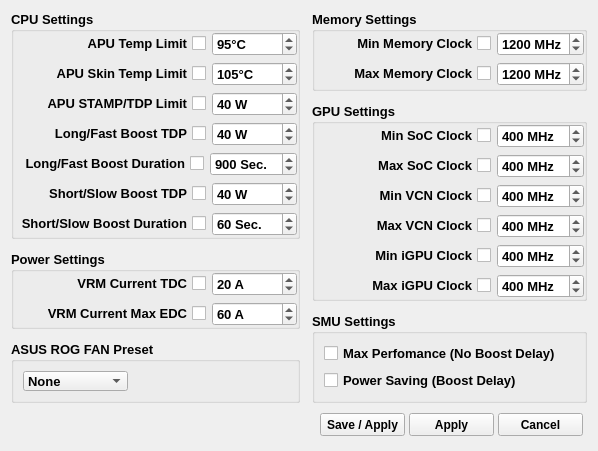
This is CtrlAPUForm.ui in xodj/RyzenAdjCtrl as Qt 5 draws it before an edit. The edited form follows.
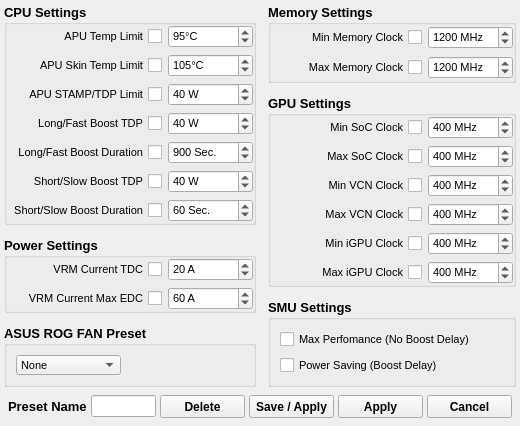
This is the edited form.

Commit message:
0.3.2.433 - Dynamic presets
 - add dynamic presets
 - bug fixes

```diff
--- a/CtrlAPUForm.ui
+++ b/CtrlAPUForm.ui
@@ -6,8 +6,8 @@
    <rect>
     <x>0</x>
     <y>0</y>
-    <width>598</width>
-    <height>427</height>
+    <width>520</width>
+    <height>395</height>
    </rect>
   </property>
   <property name="minimumSize">
@@ -23,6 +23,21 @@
    <string notr="true"/>
   </property>
   <layout class="QVBoxLayout" name="verticalLayout_9">
+   <property name="spacing">
+    <number>4</number>
+   </property>
+   <property name="leftMargin">
+    <number>4</number>
+   </property>
+   <property name="topMargin">
+    <number>4</number>
+   </property>
+   <property name="rightMargin">
+    <number>4</number>
+   </property>
+   <property name="bottomMargin">
+    <number>4</number>
+   </property>
    <item>
     <layout class="QHBoxLayout" name="horizontalLayout_3">
      <property name="spacing">
@@ -87,6 +102,13 @@
                 <height>20</height>
                </size>
               </property>
+              <property name="font">
+               <font>
+                <pointsize>8</pointsize>
+                <weight>50</weight>
+                <bold>false</bold>
+               </font>
+              </property>
               <property name="layoutDirection">
                <enum>Qt::RightToLeft</enum>
               </property>
@@ -109,6 +131,13 @@
                 <height>0</height>
                </size>
               </property>
+              <property name="font">
+               <font>
+                <pointsize>8</pointsize>
+                <weight>50</weight>
+                <bold>false</bold>
+               </font>
+              </property>
               <property name="styleSheet">
                <string notr="true"/>
               </property>
@@ -157,6 +186,13 @@
                 <height>20</height>
                </size>
               </property>
+              <property name="font">
+               <font>
+                <pointsize>8</pointsize>
+                <weight>50</weight>
+                <bold>false</bold>
+               </font>
+              </property>
               <property name="layoutDirection">
                <enum>Qt::RightToLeft</enum>
               </property>
@@ -179,6 +215,13 @@
                 <height>0</height>
                </size>
               </property>
+              <property name="font">
+               <font>
+                <pointsize>8</pointsize>
+                <weight>50</weight>
+                <bold>false</bold>
+               </font>
+              </property>
               <property name="suffix">
                <string>°C</string>
               </property>
@@ -224,6 +267,13 @@
                 <height>20</height>
                </size>
               </property>
+              <property name="font">
+               <font>
+                <pointsize>8</pointsize>
+                <weight>50</weight>
+                <bold>false</bold>
+               </font>
+              </property>
               <property name="layoutDirection">
                <enum>Qt::RightToLeft</enum>
               </property>
@@ -246,6 +296,13 @@
                 <height>0</height>
                </size>
               </property>
+              <property name="font">
+               <font>
+                <pointsize>8</pointsize>
+                <weight>50</weight>
+                <bold>false</bold>
+               </font>
+              </property>
               <property name="suffix">
                <string> W</string>
               </property>
@@ -291,6 +348,13 @@
                 <height>20</height>
                </size>
               </property>
+              <property name="font">
+               <font>
+                <pointsize>8</pointsize>
+                <weight>50</weight>
+                <bold>false</bold>
+               </font>
+              </property>
               <property name="layoutDirection">
                <enum>Qt::RightToLeft</enum>
               </property>
@@ -313,6 +377,13 @@
                 <height>0</height>
                </size>
               </property>
+              <property name="font">
+               <font>
+                <pointsize>8</pointsize>
+                <weight>50</weight>
+                <bold>false</bold>
+               </font>
+              </property>
               <property name="suffix">
                <string> W</string>
               </property>
@@ -358,6 +429,13 @@
                 <height>20</height>
                </size>
               </property>
+              <property name="font">
+               <font>
+                <pointsize>8</pointsize>
+                <weight>50</weight>
+                <bold>false</bold>
+               </font>
+              </property>
               <property name="layoutDirection">
                <enum>Qt::RightToLeft</enum>
               </property>
@@ -380,6 +458,13 @@
                 <height>0</height>
                </size>
               </property>
+              <property name="font">
+               <font>
+                <pointsize>8</pointsize>
+                <weight>50</weight>
+                <bold>false</bold>
+               </font>
+              </property>
               <property name="suffix">
                <string> Sec.</string>
               </property>
@@ -425,6 +510,13 @@
                 <height>20</height>
                </size>
               </property>
+              <property name="font">
+               <font>
+                <pointsize>8</pointsize>
+                <weight>50</weight>
+                <bold>false</bold>
+               </font>
+              </property>
               <property name="layoutDirection">
                <enum>Qt::RightToLeft</enum>
               </property>
@@ -447,6 +539,13 @@
                 <height>0</height>
                </size>
               </property>
+              <property name="font">
+               <font>
+                <pointsize>8</pointsize>
+                <weight>50</weight>
+                <bold>false</bold>
+               </font>
+              </property>
               <property name="suffix">
                <string> W</string>
               </property>
@@ -492,6 +591,13 @@
                 <height>20</height>
                </size>
               </property>
+              <property name="font">
+               <font>
+                <pointsize>8</pointsize>
+                <weight>50</weight>
+                <bold>false</bold>
+               </font>
+              </property>
               <property name="layoutDirection">
                <enum>Qt::RightToLeft</enum>
               </property>
@@ -514,6 +620,13 @@
                 <height>0</height>
                </size>
               </property>
+              <property name="font">
+               <font>
+                <pointsize>8</pointsize>
+                <weight>50</weight>
+                <bold>false</bold>
+               </font>
+              </property>
               <property name="suffix">
                <string> Sec.</string>
               </property>
@@ -590,6 +703,13 @@
                 <height>20</height>
                </size>
               </property>
+              <property name="font">
+               <font>
+                <pointsize>8</pointsize>
+                <weight>50</weight>
+                <bold>false</bold>
+               </font>
+              </property>
               <property name="layoutDirection">
                <enum>Qt::RightToLeft</enum>
               </property>
@@ -612,6 +732,13 @@
                 <height>0</height>
                </size>
               </property>
+              <property name="font">
+               <font>
+                <pointsize>8</pointsize>
+                <weight>50</weight>
+                <bold>false</bold>
+               </font>
+              </property>
               <property name="suffix">
                <string> A</string>
               </property>
@@ -654,6 +781,13 @@
                 <height>20</height>
                </size>
               </property>
+              <property name="font">
+               <font>
+                <pointsize>8</pointsize>
+                <weight>50</weight>
+                <bold>false</bold>
+               </font>
+              </property>
               <property name="layoutDirection">
                <enum>Qt::RightToLeft</enum>
               </property>
@@ -676,6 +810,13 @@
                 <height>0</height>
                </size>
               </property>
+              <property name="font">
+               <font>
+                <pointsize>8</pointsize>
+                <weight>50</weight>
+                <bold>false</bold>
+               </font>
+              </property>
               <property name="suffix">
                <string> A</string>
               </property>
@@ -722,6 +863,13 @@
               <height>20</height>
              </size>
             </property>
+            <property name="font">
+             <font>
+              <pointsize>8</pointsize>
+              <weight>50</weight>
+              <bold>false</bold>
+             </font>
+            </property>
             <property name="styleSheet">
              <string notr="true"/>
             </property>
@@ -821,6 +969,13 @@
                 <height>20</height>
                </size>
               </property>
+              <property name="font">
+               <font>
+                <pointsize>8</pointsize>
+                <weight>50</weight>
+                <bold>false</bold>
+               </font>
+              </property>
               <property name="layoutDirection">
                <enum>Qt::RightToLeft</enum>
               </property>
@@ -843,6 +998,13 @@
                 <height>0</height>
                </size>
               </property>
+              <property name="font">
+               <font>
+                <pointsize>8</pointsize>
+                <weight>50</weight>
+                <bold>false</bold>
+               </font>
+              </property>
               <property name="suffix">
                <string> MHz</string>
               </property>
@@ -885,6 +1047,13 @@
                 <height>20</height>
                </size>
               </property>
+              <property name="font">
+               <font>
+                <pointsize>8</pointsize>
+                <weight>50</weight>
+                <bold>false</bold>
+               </font>
+              </property>
               <property name="layoutDirection">
                <enum>Qt::RightToLeft</enum>
               </property>
@@ -907,6 +1076,13 @@
                 <height>0</height>
                </size>
               </property>
+              <property name="font">
+               <font>
+                <pointsize>8</pointsize>
+                <weight>50</weight>
+                <bold>false</bold>
+               </font>
+              </property>
               <property name="suffix">
                <string> MHz</string>
               </property>
@@ -980,6 +1156,13 @@
                 <height>20</height>
                </size>
               </property>
+              <property name="font">
+               <font>
+                <pointsize>8</pointsize>
+                <weight>50</weight>
+                <bold>false</bold>
+               </font>
+              </property>
               <property name="layoutDirection">
                <enum>Qt::RightToLeft</enum>
               </property>
@@ -1002,6 +1185,13 @@
                 <height>0</height>
                </size>
               </property>
+              <property name="font">
+               <font>
+                <pointsize>8</pointsize>
+                <weight>50</weight>
+                <bold>false</bold>
+               </font>
+              </property>
               <property name="suffix">
                <string> MHz</string>
               </property>
@@ -1047,6 +1237,13 @@
                 <height>20</height>
                </size>
               </property>
+              <property name="font">
+               <font>
+                <pointsize>8</pointsize>
+                <weight>50</weight>
+                <bold>false</bold>
+               </font>
+              </property>
               <property name="layoutDirection">
                <enum>Qt::RightToLeft</enum>
               </property>
@@ -1069,6 +1266,13 @@
                 <height>0</height>
                </size>
               </property>
+              <property name="font">
+               <font>
+                <pointsize>8</pointsize>
+                <weight>50</weight>
+                <bold>false</bold>
+               </font>
+              </property>
               <property name="suffix">
                <string> MHz</string>
               </property>
@@ -1114,6 +1318,13 @@
                 <height>20</height>
                </size>
               </property>
+              <property name="font">
+               <font>
+                <pointsize>8</pointsize>
+                <weight>50</weight>
+                <bold>false</bold>
+               </font>
+              </property>
               <property name="layoutDirection">
                <enum>Qt::RightToLeft</enum>
               </property>
@@ -1136,6 +1347,13 @@
                 <height>0</height>
                </size>
               </property>
+              <property name="font">
+               <font>
+                <pointsize>8</pointsize>
+                <weight>50</weight>
+                <bold>false</bold>
+               </font>
+              </property>
               <property name="suffix">
                <string> MHz</string>
               </property>
@@ -1181,6 +1399,13 @@
                 <height>20</height>
                </size>
               </property>
+              <property name="font">
+               <font>
+                <pointsize>8</pointsize>
+                <weight>50</weight>
+                <bold>false</bold>
+               </font>
+              </property>
               <property name="layoutDirection">
                <enum>Qt::RightToLeft</enum>
               </property>
@@ -1203,6 +1428,13 @@
                 <height>0</height>
                </size>
               </property>
+              <property name="font">
+               <font>
+                <pointsize>8</pointsize>
+                <weight>50</weight>
+                <bold>false</bold>
+               </font>
+              </property>
               <property name="suffix">
                <string> MHz</string>
               </property>
@@ -1248,6 +1480,13 @@
                 <height>20</height>
                </size>
               </property>
+              <property name="font">
+               <font>
+                <pointsize>8</pointsize>
+                <weight>50</weight>
+                <bold>false</bold>
+               </font>
+              </property>
               <property name="layoutDirection">
                <enum>Qt::RightToLeft</enum>
               </property>
@@ -1270,6 +1509,13 @@
                 <height>0</height>
                </size>
               </property>
+              <property name="font">
+               <font>
+                <pointsize>8</pointsize>
+                <weight>50</weight>
+                <bold>false</bold>
+               </font>
+              </property>
               <property name="suffix">
                <string> MHz</string>
               </property>
@@ -1315,6 +1561,13 @@
                 <height>20</height>
                </size>
               </property>
+              <property name="font">
+               <font>
+                <pointsize>8</pointsize>
+                <weight>50</weight>
+                <bold>false</bold>
+               </font>
+              </property>
               <property name="layoutDirection">
                <enum>Qt::RightToLeft</enum>
               </property>
@@ -1337,6 +1590,13 @@
                 <height>0</height>
                </size>
               </property>
+              <property name="font">
+               <font>
+                <pointsize>8</pointsize>
+                <weight>50</weight>
+                <bold>false</bold>
+               </font>
+              </property>
               <property name="suffix">
                <string> MHz</string>
               </property>
@@ -1380,6 +1640,13 @@
               <height>20</height>
              </size>
             </property>
+            <property name="font">
+             <font>
+              <pointsize>8</pointsize>
+              <weight>50</weight>
+              <bold>false</bold>
+             </font>
+            </property>
             <property name="text">
              <string>Max Perfomance (No Boost Delay)</string>
             </property>
@@ -1393,6 +1660,13 @@
               <height>20</height>
              </size>
             </property>
+            <property name="font">
+             <font>
+              <pointsize>8</pointsize>
+              <weight>50</weight>
+              <bold>false</bold>
+             </font>
+            </property>
             <property name="text">
              <string>Power Saving (Boost Delay)</string>
             </property>
@@ -1410,13 +1684,10 @@
      <property name="orientation">
       <enum>Qt::Vertical</enum>
      </property>
-     <property name="sizeType">
-      <enum>QSizePolicy::Maximum</enum>
-     </property>
      <property name="sizeHint" stdset="0">
       <size>
        <width>20</width>
-       <height>24</height>
+       <height>3</height>
       </size>
      </property>
     </spacer>
@@ -1438,6 +1709,67 @@
      <property name="bottomMargin">
       <number>4</number>
      </property>
+     <item>
+      <widget class="QLabel" name="label">
+       <property name="font">
+        <font>
+         <pointsize>10</pointsize>
+         <weight>75</weight>
+         <bold>true</bold>
+        </font>
+       </property>
+       <property name="text">
+        <string>Preset Name</string>
+       </property>
+      </widget>
+     </item>
+     <item>
+      <widget class="QLineEdit" name="presetNameEdit">
+       <property name="maximumSize">
+        <size>
+         <width>118</width>
+         <height>16777215</height>
+        </size>
+       </property>
+       <property name="font">
+        <font>
+         <weight>50</weight>
+         <bold>false</bold>
+        </font>
+       </property>
+       <property name="text">
+        <string/>
+       </property>
+       <property name="maxLength">
+        <number>16</number>
+       </property>
+      </widget>
+     </item>
+     <item>
+      <widget class="QPushButton" name="deletePushButton">
+       <property name="minimumSize">
+        <size>
+         <width>85</width>
+         <height>23</height>
+        </size>
+       </property>
+       <property name="font">
+        <font>
+         <weight>75</weight>
+         <bold>true</bold>
+        </font>
+       </property>
+       <property name="styleSheet">
+        <string notr="true"/>
+       </property>
+       <property name="text">
+        <string>Delete</string>
+       </property>
+       <property name="flat">
+        <bool>false</bool>
+       </property>
+      </widget>
+     </item>
      <item>
       <spacer name="horizontalSpacer_2">
        <property name="orientation">
```
The commit also changes 11 other files.
